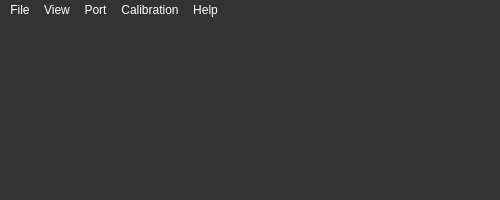
Qt form multibench/mainwindow.ui (IlyaZh/Maiman-MCBS) before a commit.
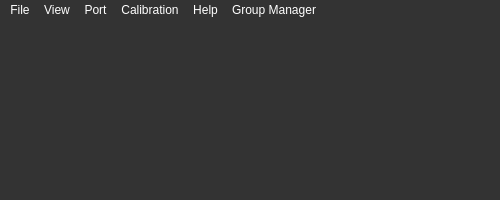
The same form after that commit.

What changed in the file:
```diff
--- a/multibench/mainwindow.ui
+++ b/multibench/mainwindow.ui
@@ -239,11 +239,18 @@
      <string>Calibration</string>
     </property>
    </widget>
+   <widget class="QMenu" name="menuGroup_Manager">
+    <property name="title">
+     <string>Group Manager</string>
+    </property>
+    <addaction name="actionManager"/>
+   </widget>
    <addaction name="menuFile"/>
    <addaction name="menuView"/>
    <addaction name="menuConnect"/>
    <addaction name="menuCalibration"/>
    <addaction name="menuHelp"/>
+   <addaction name="menuGroup_Manager"/>
   </widget>
   <widget class="QStatusBar" name="statusbar">
    <property name="font">
```
Left out of the diff: 5 changed lines with no effect on the pictures.
